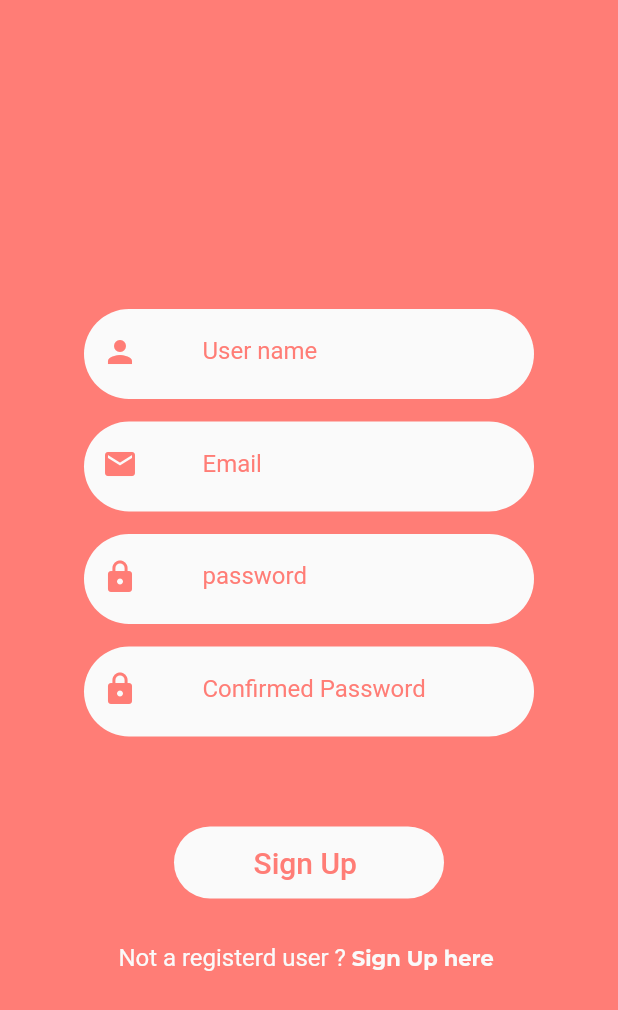
After one commit to EmanSaeed331/foodApp, a Flutter app: the RegisterationView screen opened directly, on a phone screen of 412 x 824 dp. The commit adds this screen. Shown: the top 1010 px of the screen. Run offline on Flutter 3.47's test engine with Material 2 defaults, Android fonts, the light colour scheme and no system bars; our stand-ins replace firebase_core, get; accounts and stored records are empty; project files that could hold a hidden picture were left out.

Commit message:
regieration added

```diff
--- a/lib/src/presentation/login/login_view.dart
+++ b/lib/src/presentation/login/login_view.dart
@@ -1,7 +1,9 @@
 import 'package:flutter/cupertino.dart';
 import 'package:flutter/material.dart';
+import 'package:foodapp/src/presentation/registeration/registeration_view.dart';
 import 'package:foodapp/src/presentation/resources/colors_manger.dart';
 import 'package:foodapp/src/presentation/resources/font_manger.dart';
+import 'package:get/get.dart';
 class LoginView extends StatelessWidget {
   const LoginView({Key? key}) : super(key: key);
   @override
@@ -82,7 +84,7 @@ class LoginView extends StatelessWidget {
                           right: 12,
 
                         ),
-                        child: Icon(Icons.email , color:ColorsManger.primaryColor),
+                        child: Icon(Icons.lock , color:ColorsManger.primaryColor),
                       ),
                       labelStyle:TextStyle(
                         color:ColorsManger.primaryColor
@@ -135,11 +137,16 @@ class LoginView extends StatelessWidget {
                         fontSize: 16
                       ),
                     ),
-                    Text('Sign Up here ',
-                      style: TextStyle(
-                        color: ColorsManger.whiteColor,
-                        fontSize: 14,
-                        fontFamily: 'Montserrat-Black'
+                    GestureDetector(
+                      onTap: (){
+                        Get.to(RegisterationView());
+                      },
+                      child: Text('Sign Up here ',
+                        style: TextStyle(
+                          color: ColorsManger.whiteColor,
+                          fontSize: 14,
+                          fontFamily: 'Montserrat-Black'
+                        ),
                       ),
                     ),
 
--- /dev/null
+++ b/lib/src/presentation/registeration/registeration_view.dart
@@ -0,0 +1,244 @@
+import 'package:flutter/material.dart';
+import 'package:foodapp/src/presentation/resources/colors_manger.dart';
+class RegisterationView extends StatelessWidget {
+  const RegisterationView({Key? key}) : super(key: key);
+
+  @override
+  Widget build(BuildContext context) {
+    return Scaffold(
+      backgroundColor: ColorsManger.primaryColor,
+      body: Center(
+        child: Padding(
+          padding: const EdgeInsets.all(8.0),
+          child: Column(
+            mainAxisAlignment: MainAxisAlignment.center,
+            crossAxisAlignment: CrossAxisAlignment.center,
+            children: [
+              SizedBox(
+                height: 30,
+              ),
+              Container(
+                width: 300,
+                height: 60,
+
+                decoration: BoxDecoration(
+                  borderRadius: BorderRadius.circular(30),
+                  color: ColorsManger.whiteColor,
+                ),
+                child: TextFormField(
+                  keyboardType: TextInputType.emailAddress,
+
+                  decoration:InputDecoration(
+                    labelStyle:TextStyle(
+                        color:ColorsManger.primaryColor
+                    ) ,
+
+                    hintStyle:TextStyle(
+                      color: ColorsManger.primaryColor,
+                    ),
+                    labelText: 'User name ',
+
+                    icon:Padding(
+                      padding: const EdgeInsets.only(
+                        top:12,
+                        left: 12,
+                        bottom: 12,
+                        right: 12,
+                      ),
+                      child: Icon(Icons.person , color: ColorsManger.primaryColor,),
+                    ),
+                    border: InputBorder.none,
+                    focusedBorder: InputBorder.none,
+                    enabledBorder: InputBorder.none,
+                    errorBorder: InputBorder.none,
+                    disabledBorder: InputBorder.none,
+                    contentPadding:
+                    EdgeInsets.only(left: 15, bottom: 11, top: 11, right: 15),
+
+                  ),
+                ),
+              ),
+              SizedBox(
+                height: 15,
+              ),
+
+              Container(
+                width: 300,
+                height: 60,
+
+                decoration: BoxDecoration(
+                  borderRadius: BorderRadius.circular(30),
+                  color: ColorsManger.whiteColor,
+                ),
+                child: TextFormField(
+                  keyboardType: TextInputType.emailAddress,
+
+                  decoration:InputDecoration(
+                    labelStyle:TextStyle(
+                        color:ColorsManger.primaryColor
+                    ) ,
+
+                    hintStyle:TextStyle(
+                      color: ColorsManger.primaryColor,
+                    ),
+                    labelText: 'Email',
+
+                    icon:Padding(
+                      padding: const EdgeInsets.only(
+                        top:12,
+                        left: 12,
+                        bottom: 12,
+                        right: 12,
+                      ),
+                      child: Icon(Icons.email , color: ColorsManger.primaryColor,),
+                    ),
+                    border: InputBorder.none,
+                    focusedBorder: InputBorder.none,
+                    enabledBorder: InputBorder.none,
+                    errorBorder: InputBorder.none,
+                    disabledBorder: InputBorder.none,
+                    contentPadding:
+                    EdgeInsets.only(left: 15, bottom: 11, top: 11, right: 15),
+
+                  ),
+                ),
+              ),
+              SizedBox(
+                height: 15,
+              ),
+
+              Container(
+                width: 300,
+                height: 60,
+
+                decoration: BoxDecoration(
+                  borderRadius: BorderRadius.circular(30),
+                  color: ColorsManger.whiteColor,
+                ),
+                child: TextFormField(
+                  keyboardType: TextInputType.emailAddress,
+
+                  decoration:InputDecoration(
+                    labelStyle:TextStyle(
+                        color:ColorsManger.primaryColor
+                    ) ,
+
+                    hintStyle:TextStyle(
+                      color: ColorsManger.primaryColor,
+                    ),
+                    labelText: 'password',
+
+                    icon:Padding(
+                      padding: const EdgeInsets.only(
+                        top:12,
+                        left: 12,
+                        bottom: 12,
+                        right: 12,
+                      ),
+                      child: Icon(Icons.lock , color: ColorsManger.primaryColor,),
+                    ),
+                    border: InputBorder.none,
+                    focusedBorder: InputBorder.none,
+                    enabledBorder: InputBorder.none,
+                    errorBorder: InputBorder.none,
+                    disabledBorder: InputBorder.none,
+                    contentPadding:
+                    EdgeInsets.only(left: 15, bottom: 11, top: 11, right: 15),
+
+                  ),
+                ),
+              ),
+              SizedBox(
+                height: 15,
+              ),
+              Container(
+                width: 300,
+                height: 60,
+                decoration: BoxDecoration(
+                  borderRadius: BorderRadius.circular(30),
+                  color: ColorsManger.whiteColor,
+                ),
+                child: TextFormField(
+                  keyboardType: TextInputType.visiblePassword,
+                  decoration:InputDecoration(
+                    labelText: 'Confirmed Password  ',
+                    hintStyle: TextStyle( color: ColorsManger.primaryColor,),
+                    icon:Padding(
+                      padding: const EdgeInsets.only(
+                        top:12,
+                        left: 12,
+                        bottom: 12,
+                        right: 12,
+
+                      ),
+                      child: Icon(Icons.lock , color:ColorsManger.primaryColor),
+                    ),
+                    labelStyle:TextStyle(
+                        color:ColorsManger.primaryColor
+                    ) ,
+                    border: InputBorder.none,
+                    focusedBorder: InputBorder.none,
+                    enabledBorder: InputBorder.none,
+                    errorBorder: InputBorder.none,
+                    disabledBorder: InputBorder.none,
+                    contentPadding:
+                    EdgeInsets.only(left: 15, bottom: 11, top: 11, right: 15),
+                  ) ,
+                ),
+              ),
+              SizedBox(
+                height: 60,
+              ),
+
+              Container(
+                width: 180,
+                decoration: BoxDecoration(
+                  borderRadius: BorderRadius.circular(30),
+                  color: ColorsManger.whiteColor,
+                ),
+                child: FlatButton(
+                  onPressed: () {
+                  },
+                  child: Center(
+                    child: Text('Sign Up ',
+                      style: TextStyle(
+                        color: ColorsManger.primaryColor,
+                        fontSize: 20,
+
+                      ),
+                    ),
+                  ),
+                ),
+              ),
+              SizedBox(
+                height: 30,
+              ),
+              Center(
+                child: Row(
+                  crossAxisAlignment: CrossAxisAlignment.center,
+                  mainAxisAlignment: MainAxisAlignment.center,
+                  children: [
+                    Text('Not a registerd user ? ',
+                      style: TextStyle(
+                          color: ColorsManger.whiteColor,
+                          fontSize: 16
+                      ),
+                    ),
+                    Text('Sign Up here ',
+                      style: TextStyle(
+                          color: ColorsManger.whiteColor,
+                          fontSize: 14,
+                          fontFamily: 'Montserrat-Black'
+                      ),
+                    ),
+
+                  ],
+                ),
+              ) ,
+            ],
+          ),
+        ),
+      ),
+    );
+  }
+}
```
